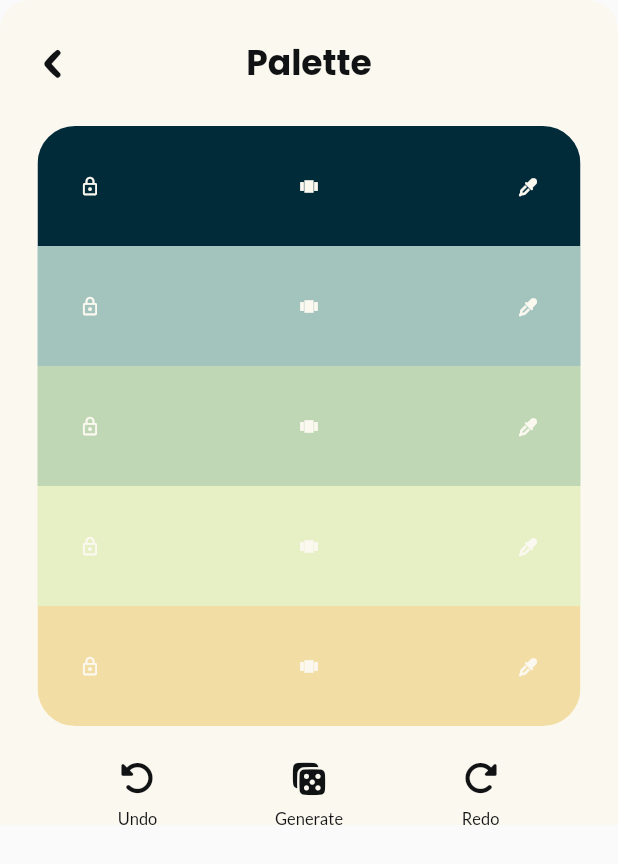
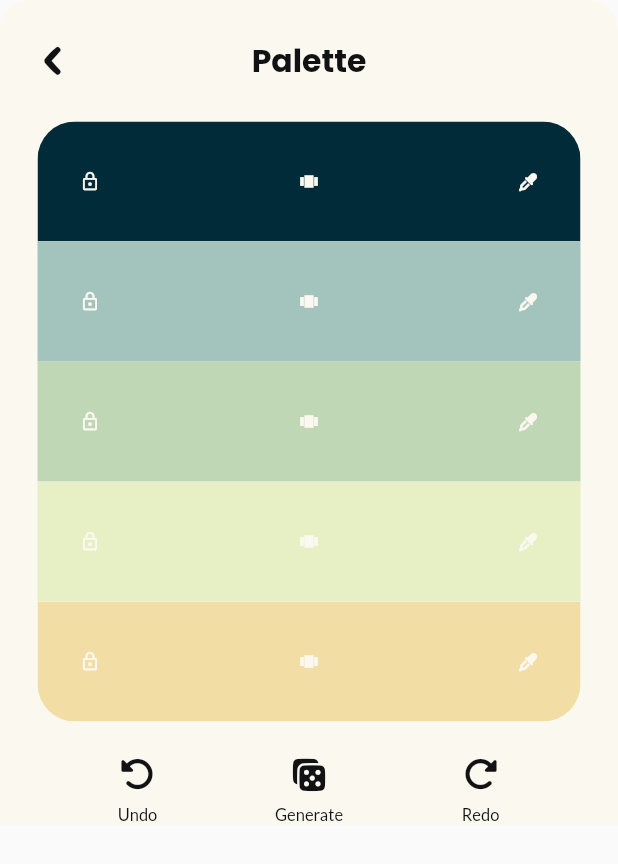
Before and after one commit to cjwg/onodu, a Flutter app: the ThemeSettingsWidget widget shown alone on an empty page, opened directly, swiped to page 2, on a phone screen of 412 x 824 dp. Shown: the top 864 px of the screen. Run offline on Flutter 3.47's test engine with Material 2 defaults, Android fonts, the phone set to English and light mode, and no system bars; our stand-ins replace auto_size_text, dropdown_button2, flutter_animate, flutter_colorpicker, font_awesome_flutter, from_css_color and 6 more; missing offline and left inert: json_path; accounts and stored records are empty; statements that could not run were skipped.

Commit message:
Updating to latest FlutterFlow output.

```diff
--- a/lib/components/theme_settings/theme_settings_widget.dart
+++ b/lib/components/theme_settings/theme_settings_widget.dart
@@ -215,6 +215,7 @@ class _ThemeSettingsWidgetState extends State<ThemeSettingsWidget> {
                                 .displaySmall
                                 .override(
                                   fontFamily: 'Poppins',
+                                  fontSize: 21.0,
                                 ),
                           ),
                         ),
```
